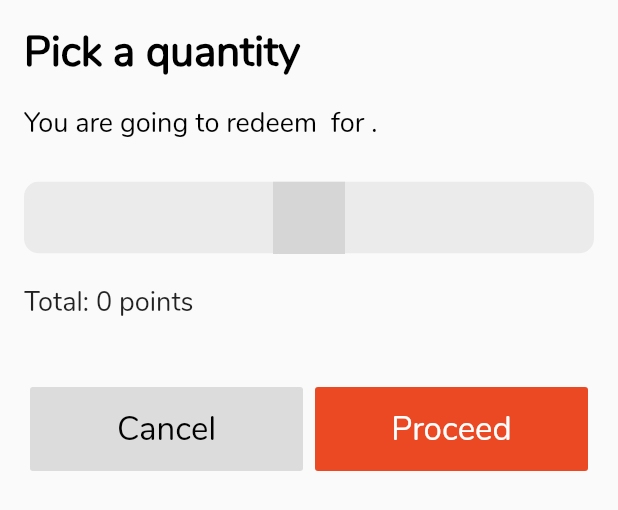
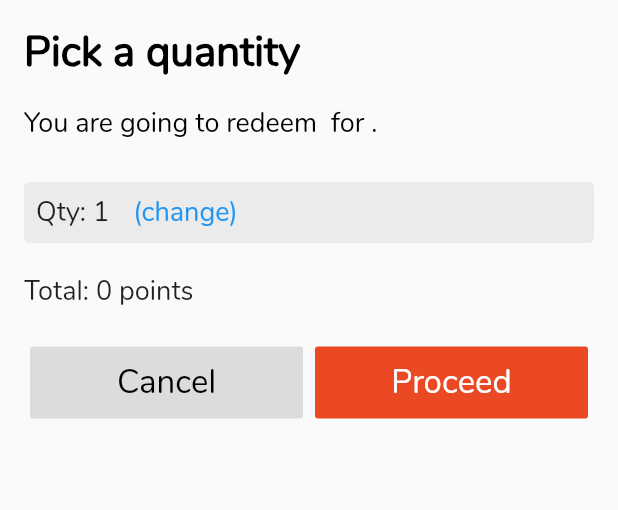
Before and after one commit to arkavidia5/itfest-points-app, a Flutter app: the _ConfirmBottomSheet widget shown alone on an empty page, opened directly with empty values, on a phone screen of 412 x 824 dp. Shown: the top 510 px of the screen. Run offline on Flutter 3.47's test engine with Material 2 defaults, Android fonts, the phone set to English and light mode, and no system bars; our stand-ins replace numberpicker, percent_indicator, shared_preferences; missing offline and left inert: barcode_scan; accounts and stored records are empty; network calls fail; grey boxes are pictures that could not be loaded.

```diff
--- a/lib/redeem_page.dart
+++ b/lib/redeem_page.dart
@@ -326,7 +326,9 @@ class _ConfirmBottomSheetState extends State<_ConfirmBottomSheet> {
 
   @override
   Widget build(BuildContext context) {
-    return Padding(
+    return GestureDetector(
+      onTap: () {},
+      child: Padding(
           padding: EdgeInsets.all(16),
           child: Column(
             crossAxisAlignment: CrossAxisAlignment.start,
@@ -348,36 +350,36 @@ class _ConfirmBottomSheetState extends State<_ConfirmBottomSheet> {
               ),
               Container(height: 10),
               Material(
-              borderRadius: BorderRadius.circular(10),
+                  borderRadius: BorderRadius.circular(4),
                   clipBehavior: Clip.antiAlias,
                   child: Container(
                     color: Color.fromARGB(15, 0, 0, 0),
-                child:  GestureDetector(
-                  onTap: (){},
+                    padding: EdgeInsets.all(8),
                     child:  Row(
-                    mainAxisAlignment: MainAxisAlignment.center,
+                        mainAxisAlignment: MainAxisAlignment.start,
                         children: <Widget>[
-                      NumberPicker.integer(
-                        listViewWidth: MediaQuery.of(context).size.width - 32,
-                          initialValue: _redeemQty,
-                          minValue: 1,
-                          maxValue: item.stock,
-                          onChanged: (newValue) => setState(() => _redeemQty = newValue))
-                    ],
+                          Text("Qty: ${_redeemQty}", style: TextStyle(fontSize: 18),),
+                          Padding(
+                            padding: EdgeInsets.fromLTRB(16, 0, 0, 0),
+                            child: GestureDetector(
+                              onTap: _showDialog,
+                              child: Text("(change)", style: TextStyle(fontSize: 18, color: Colors.blue)),
                             ),
+                          )
+                        ]
                     ),
                   )
               ),
               Container(height: 20),
               Text("Total: ${item.price * _redeemQty} points", style: TextStyle(fontSize: 18),),
-            Container(height: 40),
+              Container(height: 20),
               Row(
                 children: <Widget>[
                   Expanded(
                       child: Padding(
                         padding: EdgeInsets.all(4),
                         child: MaterialButton(
-                        height: 56.0,
+                          height: 48.0,
                           onPressed: () {
                             Navigator.of(context).pop();
                           },
@@ -391,7 +393,7 @@ class _ConfirmBottomSheetState extends State<_ConfirmBottomSheet> {
                       child: Padding(
                         padding: EdgeInsets.all(4),
                         child: MaterialButton(
-                        height: 56.0,
+                          height: 48.0,
                           onPressed: () {
                             Navigator.of(context).pop();
                             callback(_redeemQty);
@@ -407,6 +409,25 @@ class _ConfirmBottomSheetState extends State<_ConfirmBottomSheet> {
 
             ],
           )
+      )
     );
   }
+
+  _showDialog() {
+    showDialog(
+      context: context,
+      builder: (BuildContext context) {
+        return NumberPickerDialog.integer(
+            initialIntegerValue: _redeemQty,
+            minValue: 1,
+            maxValue: item.stock,
+            title: Text("Pick a quantity"),
+        );
       }
+    ).then((value) {
+      if (value != null) {
+        setState(() => _redeemQty = value);
+      }
+    });
+  }
+}
```
Lines whose indentation alone changed are shown as unchanged.
